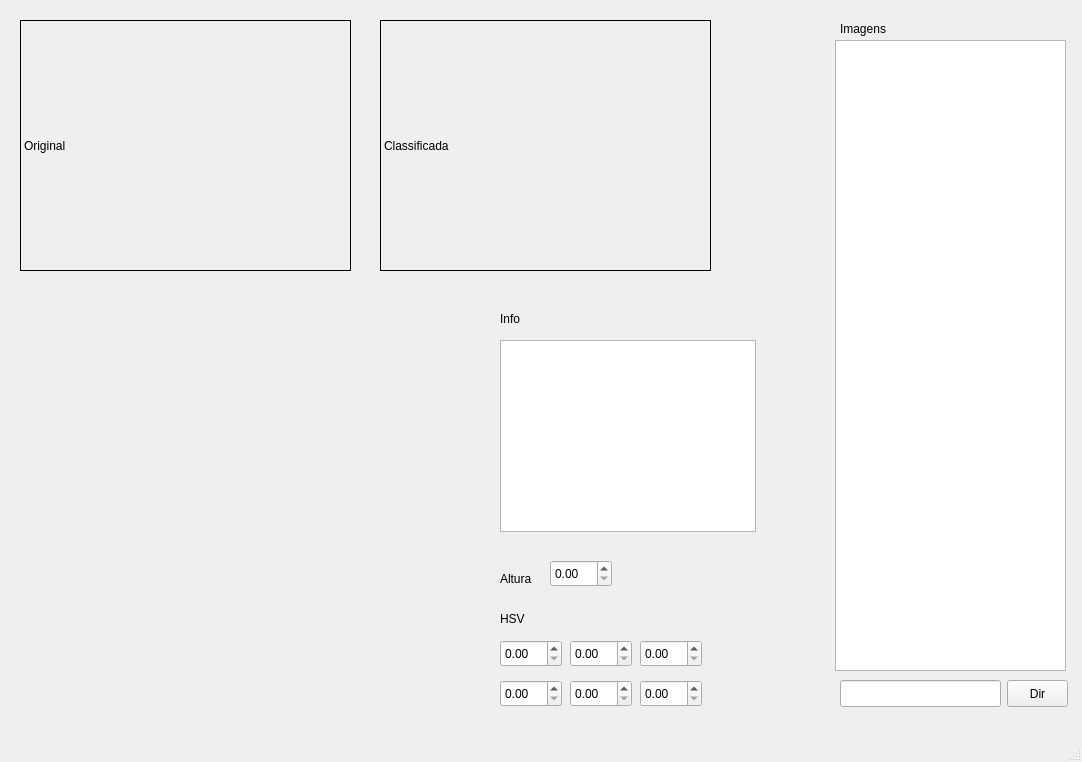
pablotcarreira/Classificador-de-Imagens, file interface.ui: the form before one commit.
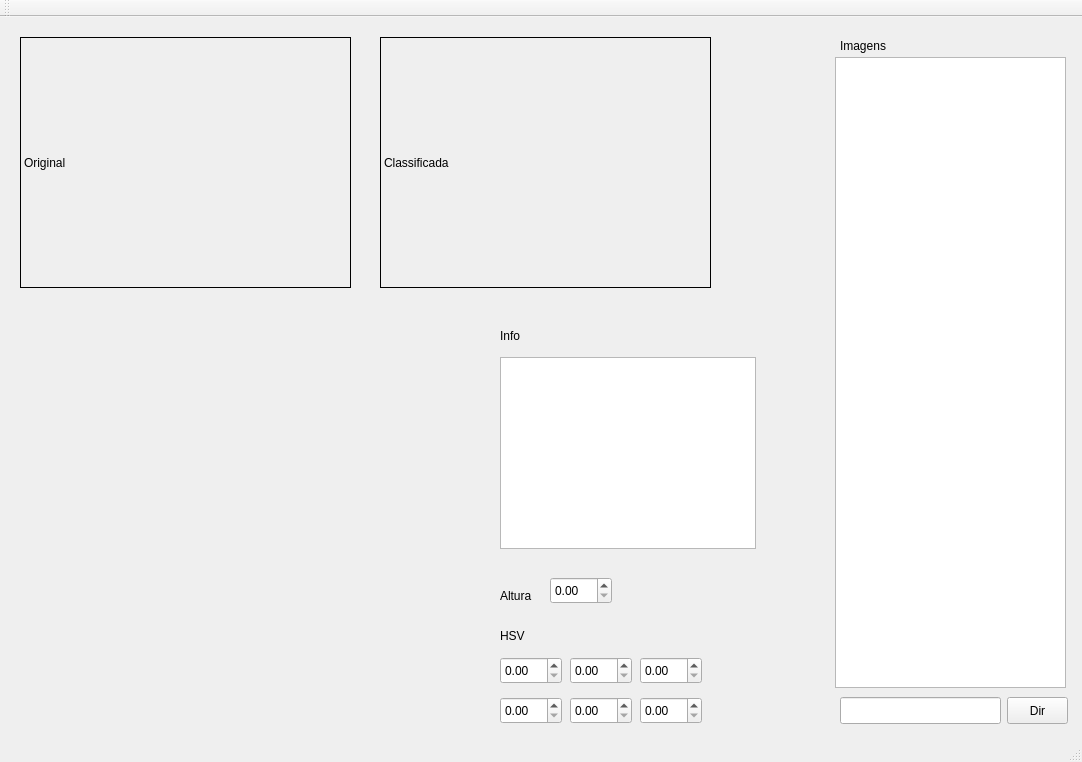
The form after the commit.

```diff
--- a/interface.ui
+++ b/interface.ui
@@ -229,6 +229,17 @@
    </property>
   </widget>
   <widget class="QStatusBar" name="statusbar"/>
+  <widget class="QToolBar" name="toolBar">
+   <property name="windowTitle">
+    <string>toolBar</string>
+   </property>
+   <attribute name="toolBarArea">
+    <enum>TopToolBarArea</enum>
+   </attribute>
+   <attribute name="toolBarBreak">
+    <bool>false</bool>
+   </attribute>
+  </widget>
  </widget>
  <resources/>
  <connections>
```
